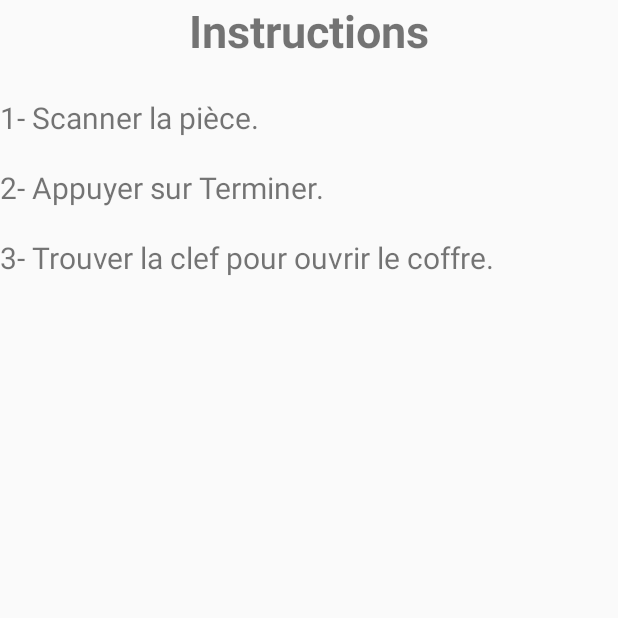
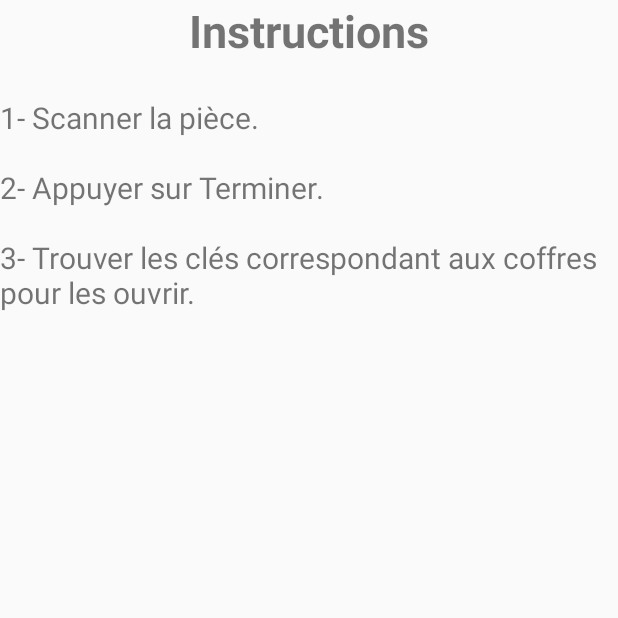
Before and after one commit to Oliwar/-TER-RA-sous-android, an Android app: the Help screen opened directly, with no data from a screen before it, on a phone screen of 412 x 824 dp, the top half of it. Run offline under Robolectric (Android 15) with nearby library versions, the phone set to English and light mode, and no system bars.

Commit message:
Correction de messages

```diff
--- a/TER/app/src/main/res/values/strings.xml
+++ b/TER/app/src/main/res/values/strings.xml
@@ -26,7 +26,7 @@
     <string name="inventory_visible">↓</string>
     <string name="inventory_invisible">↑</string>
     <string name="aide">Aide</string>
-    <string name="help_instructions">1- Scanner la pièce.\n\n2- Appuyer sur "Terminer".\n\n3- Trouver la clef pour ouvrir le coffre.</string>
+    <string name="help_instructions">1- Scanner la pièce.\n\n2- Appuyer sur "Terminer".\n\n3- Trouver les clés correspondant aux coffres pour les ouvrir.</string>
     <string name="help_title">Instructions</string>
     <string name="terminer">Terminer</string>
     <string name="menu_title">Escape game</string>
```
Also changed, not shown: TER/app/src/main/java/com/example/ter_ra_android/MainActivity.java (+5 -6 lines).
